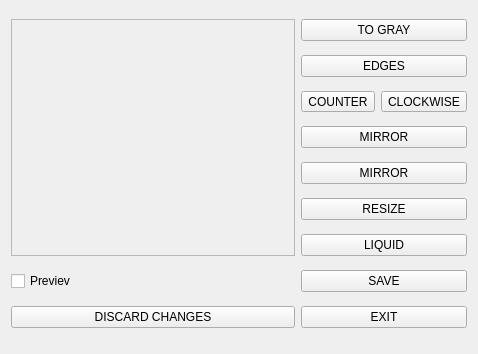
Before: the Qt Designer form image_editor.ui in VanillaBerry/skt-android, drawn with Qt 5.
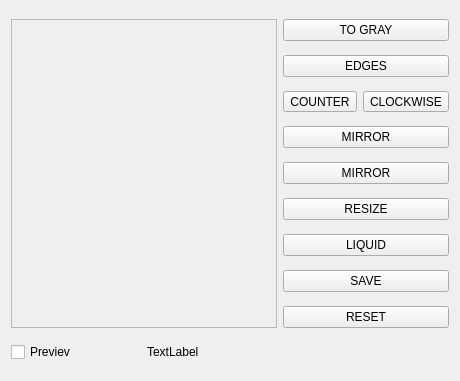
After: the same form once the commit is applied. Icons and pictures are not drawn.

The edit to the form file:
```diff
--- a/image_editor.ui
+++ b/image_editor.ui
@@ -6,64 +6,15 @@
    <rect>
     <x>0</x>
     <y>0</y>
-    <width>478</width>
-    <height>354</height>
+    <width>460</width>
+    <height>381</height>
    </rect>
   </property>
   <property name="windowTitle">
    <string>Form</string>
   </property>
   <layout class="QGridLayout" name="gridLayout">
-   <item row="5" column="1" colspan="3">
-    <widget class="QPushButton" name="pushButton_resize">
-     <property name="text">
-      <string>RESIZE</string>
-     </property>
-    </widget>
-   </item>
-   <item row="8" column="0">
-    <widget class="QPushButton" name="pushButton_reset">
-     <property name="text">
-      <string>DISCARD CHANGES</string>
-     </property>
-    </widget>
-   </item>
-   <item row="8" column="1" colspan="3">
-    <widget class="QPushButton" name="pushButton_exit">
-     <property name="text">
-      <string>EXIT</string>
-     </property>
-    </widget>
-   </item>
-   <item row="7" column="1" colspan="3">
-    <widget class="QPushButton" name="pushButton_save">
-     <property name="text">
-      <string>SAVE</string>
-     </property>
-    </widget>
-   </item>
-   <item row="6" column="1" colspan="3">
-    <widget class="QPushButton" name="pushButton_liquid">
-     <property name="text">
-      <string>LIQUID</string>
-     </property>
-    </widget>
-   </item>
-   <item row="1" column="1" colspan="3">
-    <widget class="QPushButton" name="pushButton_edges">
-     <property name="text">
-      <string>EDGES</string>
-     </property>
-    </widget>
-   </item>
-   <item row="0" column="1" colspan="3">
-    <widget class="QPushButton" name="pushButton_gray">
-     <property name="text">
-      <string>TO GRAY</string>
-     </property>
-    </widget>
-   </item>
-   <item row="0" column="0" rowspan="7">
+   <item row="0" column="0" rowspan="9" colspan="2">
     <widget class="QScrollArea" name="scrollArea_image">
      <property name="widgetResizable">
       <bool>true</bool>
@@ -73,14 +24,50 @@
        <rect>
         <x>0</x>
         <y>0</y>
-        <width>377</width>
-        <height>244</height>
+        <width>359</width>
+        <height>310</height>
        </rect>
       </property>
      </widget>
     </widget>
    </item>
-   <item row="3" column="1" colspan="3">
+   <item row="0" column="2" colspan="2">
+    <widget class="QPushButton" name="pushButton_gray">
+     <property name="text">
+      <string>TO GRAY</string>
+     </property>
+    </widget>
+   </item>
+   <item row="1" column="2" colspan="2">
+    <widget class="QPushButton" name="pushButton_edges">
+     <property name="text">
+      <string>EDGES</string>
+     </property>
+    </widget>
+   </item>
+   <item row="2" column="2">
+    <widget class="QToolButton" name="toolButton_counter">
+     <property name="text">
+      <string>COUNTER</string>
+     </property>
+     <property name="icon">
+      <iconset resource="icons.qrc">
+       <normaloff>:/icons/icons/counter.ico</normaloff>:/icons/icons/counter.ico</iconset>
+     </property>
+    </widget>
+   </item>
+   <item row="2" column="3">
+    <widget class="QToolButton" name="toolButton_clockwise">
+     <property name="text">
+      <string>CLOCKWISE</string>
+     </property>
+     <property name="icon">
+      <iconset resource="icons.qrc">
+       <normaloff>:/icons/icons/clockwise.ico</normaloff>:/icons/icons/clockwise.ico</iconset>
+     </property>
+    </widget>
+   </item>
+   <item row="3" column="2" colspan="2">
     <widget class="QPushButton" name="pushButton_hmirror">
      <property name="text">
       <string>MIRROR</string>
@@ -91,7 +78,7 @@
      </property>
     </widget>
    </item>
-   <item row="4" column="1" colspan="3">
+   <item row="4" column="2" colspan="2">
     <widget class="QPushButton" name="pushButton_vmirror">
      <property name="text">
       <string>MIRROR</string>
@@ -102,32 +89,45 @@
      </property>
     </widget>
    </item>
-   <item row="7" column="0">
+   <item row="5" column="2" colspan="2">
+    <widget class="QPushButton" name="pushButton_resize">
+     <property name="text">
+      <string>RESIZE</string>
+     </property>
+    </widget>
+   </item>
+   <item row="6" column="2" colspan="2">
+    <widget class="QPushButton" name="pushButton_liquid">
+     <property name="text">
+      <string>LIQUID</string>
+     </property>
+    </widget>
+   </item>
+   <item row="7" column="2" colspan="2">
+    <widget class="QPushButton" name="pushButton_save">
+     <property name="text">
+      <string>SAVE</string>
+     </property>
+    </widget>
+   </item>
+   <item row="8" column="2" colspan="2">
+    <widget class="QPushButton" name="pushButton_reset">
+     <property name="text">
+      <string>RESET</string>
+     </property>
+    </widget>
+   </item>
+   <item row="9" column="0">
     <widget class="QCheckBox" name="checkBox_prev">
      <property name="text">
       <string>Previev</string>
      </property>
     </widget>
    </item>
-   <item row="2" column="3">
-    <widget class="QToolButton" name="toolButton_clockwise">
+   <item row="9" column="1">
+    <widget class="QLabel" name="label_size">
      <property name="text">
-      <string>CLOCKWISE</string>
-     </property>
-     <property name="icon">
-      <iconset resource="icons.qrc">
-       <normaloff>:/icons/icons/clockwise.ico</normaloff>:/icons/icons/clockwise.ico</iconset>
-     </property>
-    </widget>
-   </item>
-   <item row="2" column="1" colspan="2">
-    <widget class="QToolButton" name="toolButton_counter">
-     <property name="text">
-      <string>COUNTER</string>
-     </property>
-     <property name="icon">
-      <iconset resource="icons.qrc">
-       <normaloff>:/icons/icons/counter.ico</normaloff>:/icons/icons/counter.ico</iconset>
+      <string>TextLabel</string>
      </property>
     </widget>
    </item>
```
Left out of the diff: 6 changed lines with no effect on the pictures.
